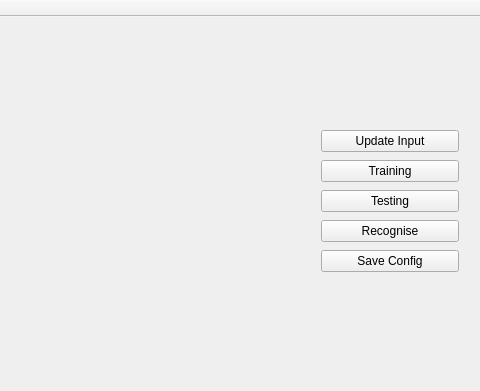
First picture: the form in examples/gui/src/mainwindow.ui, repository cnsuhao/libface, before the edit; both pictures show x 320 to 800 and y 0 to 391 of the 800 by 600 pixel window.
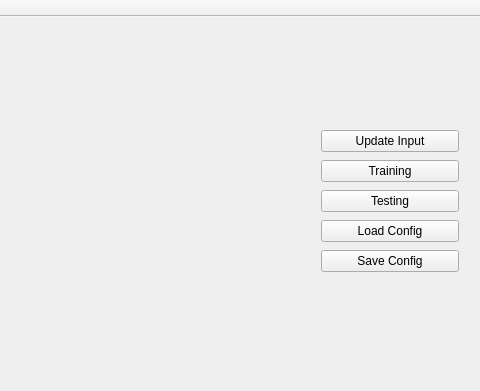
Second picture: the form after the edit.

Commit message: Eigenface loadconfig saveconfig added

```diff
--- a/examples/gui/src/mainwindow.ui
+++ b/examples/gui/src/mainwindow.ui
@@ -74,7 +74,7 @@
      <item>
       <widget class="QPushButton" name="recogniseBtn">
        <property name="text">
-        <string>Recognise</string>
+        <string>Load Config</string>
        </property>
       </widget>
      </item>
```
The commit also changes 2 other files.
